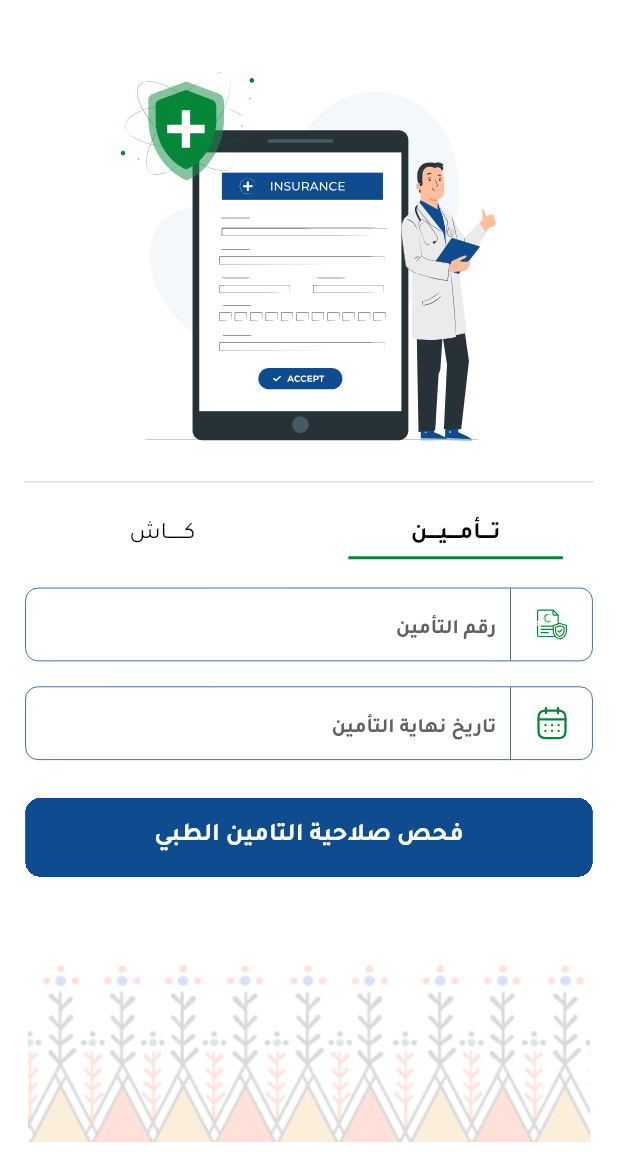
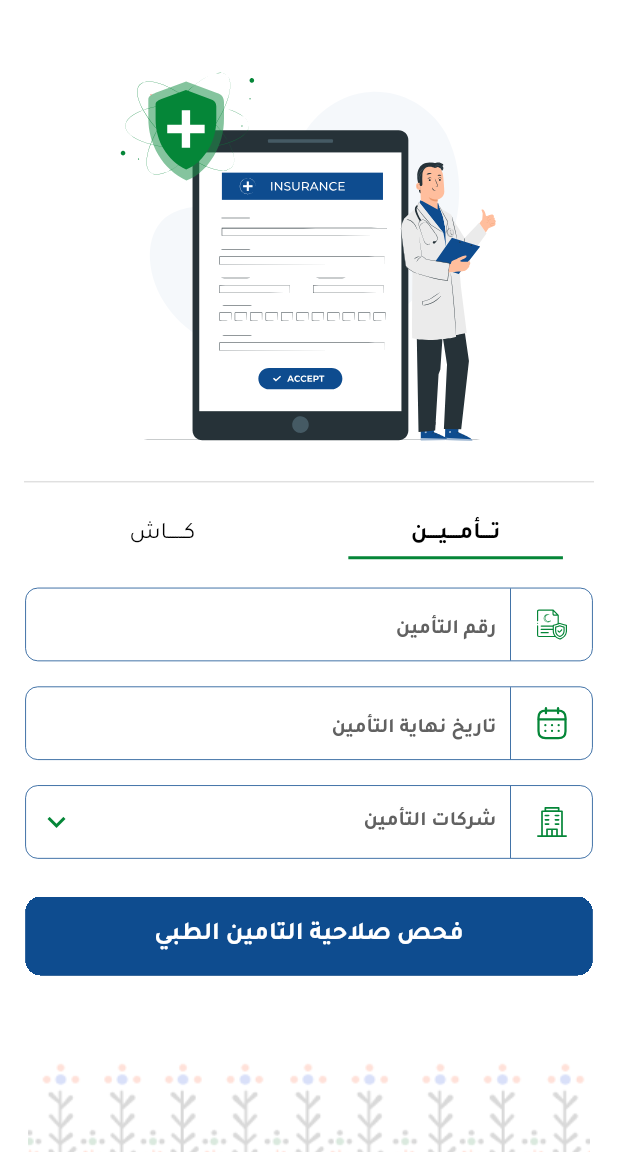
Before and after one commit to HodaTabasi/aphaa, a Flutter app: the CreateAccountNext screen opened by its route, on a phone screen of 412 x 824 dp, the part 84-1236 px from its top. Run offline on Flutter 3.47's test engine with Material 2 defaults, Android fonts, the phone set to English and light mode, and no system bars; our stand-ins replace another_flushbar, avatar_glow, firebase_auth, firebase_core, flutter_calendar_carousel, flutter_screenutil and 6 more; accounts and stored records are empty; generated files the repository leaves out were written again.

Commit message:
new user

```diff
--- /dev/null
+++ b/lib/firebase/fb_auth_controller.dart
@@ -0,0 +1,5 @@
+import 'package:firebase_auth/firebase_auth.dart';
+
+class FireBaseAuthController {
+  FirebaseAuth fbAuth = FirebaseAuth.instance;
+}
--- /dev/null
+++ b/lib/general/dropdown_item_insurance.dart
@@ -0,0 +1,99 @@
+import 'package:aphaa_app/get/new_account_getx_controller.dart';
+import 'package:flutter/material.dart';
+import 'package:flutter_screenutil/flutter_screenutil.dart';
+import 'package:flutter_svg/svg.dart';
+
+import '../model/Clinic.dart';
+
+class DropDownInsuranceItem extends StatefulWidget {
+  List<String> myData;
+  String iconName;
+  String dropValue;
+  int? dropIntValue;
+
+  DropDownInsuranceItem(this.myData,this.iconName,this.dropValue, {this.dropIntValue});
+
+  @override
+  State<DropDownInsuranceItem> createState() => _DropDownItenState();
+}
+
+class _DropDownItenState extends State<DropDownInsuranceItem> {
+  String? global;
+  @override
+  Widget build(BuildContext context) {
+    return Container(
+      margin:  EdgeInsets.symmetric(horizontal: 16.r,vertical: 8.r),
+      decoration: BoxDecoration(
+        border: Border.all(color: Color(0xff0E4C8F),width: 0.5.w),
+        borderRadius: BorderRadius.circular(8.r),
+      ),
+      child: IntrinsicHeight(
+        child: Row(
+          mainAxisAlignment: MainAxisAlignment.spaceBetween,
+          children: [
+            Padding(
+              padding:  EdgeInsets.symmetric(horizontal: 14.0.r),
+              child:   SvgPicture.asset(
+                  widget.iconName,
+                  semanticsLabel: 'Acme Logo'
+              ),
+            ),
+             VerticalDivider(
+                width:2.w,
+                thickness:0.5.w,
+                color:Color(0xff0E4C8F)
+            ),
+            Expanded(
+              child: Padding(
+                padding:  EdgeInsets.symmetric(horizontal: 8.0.r),
+                child: DropdownButton<String>(
+                  isExpanded: true,
+                  underline: SizedBox(),
+                  hint: Text(
+                    widget.dropValue,
+                    style: TextStyle(
+                      color: Colors.grey.shade700,
+                      fontSize: 13.sp,
+                      fontFamily: 'Tajawal',
+                      fontWeight: FontWeight.bold,
+                    ),
+                  ),
+                  onChanged: (val) {
+                    setState(() {
+                      global = val!;
+                      NewAccountGetxController.to.companyName = val;
+                      // NewAccountGetxController.to.changeDropDownValue(val, widget.dropIntValue) ;
+                      setState(() {
+                      });
+                    });
+                  },
+                  value: global,
+                  // value: dropdownValue,
+                  items: widget.myData.map((String value) {
+                    return new DropdownMenuItem<String>(
+                      value: value,
+                      child: Text(
+                          value,
+                          style:  TextStyle(
+                            color: Colors.grey.shade700,
+                            fontSize: 13.sp,
+                            fontFamily: 'Tajawal',
+                            fontWeight: FontWeight.bold,
+                          )
+                      ),
+                    );
+                  }).toList(),
+                  icon: Icon(
+                    Icons.keyboard_arrow_down,
+                    color: Color(0xff058638),
+                  ),
+
+                ),
+              ),
+            ),
+          ],
+        ),
+      ),
+    );
+  }
+}
--- a/lib/main.dart
+++ b/lib/main.dart
@@ -2,6 +2,7 @@ import 'package:aphaa_app/get/new_account_getx_controller.dart';
 import 'package:aphaa_app/get/quick_service_getx_controller.dart';
 import 'package:aphaa_app/preferences/shared_pref_controller.dart';
 import 'package:aphaa_app/screens/splach/screen_2_splash.dart';
+import 'package:firebase_core/firebase_core.dart';
 import 'package:flutter_localizations/flutter_localizations.dart';
 import 'package:flutter_gen/gen_l10n/app_localizations.dart';
 import 'package:flutter/material.dart';
@@ -11,10 +12,14 @@ import 'package:get/get.dart';
 import 'get/language_getx_controller.dart';
 import 'helper/constant.dart';
 import 'helper/routes.dart';
+import 'firebase_options.dart';
 
 void main() async {
   WidgetsFlutterBinding.ensureInitialized();
   await SharedPrefController().initPref();
+  await Firebase.initializeApp(
+        options: DefaultFirebaseOptions.currentPlatform,
+      );
   runApp(MyApp());
 }
 
--- /dev/null
+++ b/lib/model/Eligibility.dart
@@ -0,0 +1,33 @@
+class Eligibility {
+  String? patientCode;
+  String? patientName;
+  String? patientMOB;
+  String? isEligibility;
+
+  Eligibility(
+      {this.patientCode,
+        this.patientName,
+        this.patientMOB,
+        this.isEligibility});
+
+  Eligibility.fromJson(Map<String, dynamic> json) {
+    patientCode = json['patientCode'];
+    patientName = json['patientName'];
+    patientMOB = json['patientMOB'];
+    isEligibility = json['IsEligibility'];
+  }
+
+  Map<String, dynamic> toJson() {
+    final Map<String, dynamic> data = new Map<String, dynamic>();
+    data['patientCode'] = this.patientCode;
+    data['patientName'] = this.patientName;
+    data['patientMOB'] = this.patientMOB;
+    data['IsEligibility'] = this.isEligibility;
+    return data;
+  }
+
+  @override
+  String toString() {
+    return 'Eligibility{patientCode: $patientCode, patientName: $patientName, patientMOB: $patientMOB, isEligibility: $isEligibility}';
+  }
+}
--- a/lib/model/Patient.dart
+++ b/lib/model/Patient.dart
@@ -19,6 +19,7 @@ class Patient {
   String? token;
   String? name;
   String? Employer;
+  String? p_code;
 
   Patient();
 
@@ -54,6 +55,7 @@ class Patient {
     this.insuranceNumber,
     this.insuranceDate,
     this.insuranceName,
+    this.p_code
   });
 
   Patient.fromJson(Map<String, dynamic> json) {
@@ -94,6 +96,7 @@ class Patient {
     data['insurance_name'] = this.insuranceName;
     data['password'] = this.password;
     data['password_confirm'] = this.password;
+    data['p_code'] = this.p_code;
     return data;
   }
   Map<String, dynamic> cashToJson() {
@@ -136,6 +139,6 @@ class Patient {
 
 @override
 String toString() {
-  return 'Patient{firstName: $firstName, secondName: $secondName, thirdName: $thirdName, lastName: $lastName, mobile: $mobile, email: $email, patientType: $Employer}';
+  return 'Patient{firstName: $firstName, secondName: $secondName, thirdName: $thirdName, lastName: $lastName, mobile: $mobile, email: $email, patientType: $patientType, id:$identityNumber}';
 }
 }
--- a/lib/preferences/shared_pref_controller.dart
+++ b/lib/preferences/shared_pref_controller.dart
@@ -80,6 +80,10 @@ class SharedPrefController {
     return null;
   }
 
+  setValuePCode({required String pCode}) async {
+    await _sharedPreferences.setString("p_code", pCode);
+  }
+
   Future<bool> changeLanguage({required String language}) async {
     return _sharedPreferences.setString(PrefKeys.lang.name, language);
   }
--- a/lib/screens/auth/create_account/create_account.dart
+++ b/lib/screens/auth/create_account/create_account.dart
@@ -134,7 +134,6 @@ class _CreateAccountState extends State<CreateAccount> with Helpers {
         _pRepassword.text.isNotEmpty &&
         _pID.text.isNotEmpty) {
       if (_pName.text.split(" ").length < 4) {
-        print("object");
         showSnackBar(context, message: 'اكتب الاسم رباعي', error: true);
         return false;
       }
--- a/lib/screens/auth/create_account/create_account_next.dart
+++ b/lib/screens/auth/create_account/create_account_next.dart
@@ -1,4 +1,6 @@
+import 'package:aphaa_app/api/controllers/hospital_controller.dart';
 import 'package:aphaa_app/get/new_account_getx_controller.dart';
+import 'package:aphaa_app/model/Eligibility.dart';
 import 'package:aphaa_app/screens/drawer_screens/buttom_navication.dart';
 import 'package:aphaa_app/screens/main_screens/done_login/done_screen.dart';
 import 'package:flutter/material.dart';
@@ -10,10 +12,12 @@ import 'package:flutter_svg/flutter_svg.dart';
 import '../../../api/controllers/auth_api_controller.dart';
 import '../../../general/btn_layout.dart';
 import '../../../general/dropdown_item.dart';
+import '../../../general/dropdown_item_insurance.dart';
 import '../../../general/edittext_item.dart';
 
 import 'package:aphaa_app/helper/helpers.dart';
 import '../../../model/api_response.dart';
+import '../../../preferences/shared_pref_controller.dart';
 import '../../drawer_screens/home_screen/home_screen.dart';
 
 class CreateAccountNext extends StatefulWidget {
@@ -211,12 +215,12 @@ class _CreateAccountNextState extends State<CreateAccountNext>
                         AppLocalizations.of(context)!.insurance_end_date,
                         controler: insurance_date, b: false),
                   ),
-                  // DropDownItem(
-                  //   ["شركة1", "شركة2", "شركة3"],
-                  //   'assets/images/company.svg',
-                  //   AppLocalizations.of(context)!.insurance_companies,
-                  //   dropIntValue: 1,
-                  // ),
+                  DropDownInsuranceItem(
+                    ["شركة1", "شركة2", "شركة3"],
+                    'assets/images/company.svg',
+                    AppLocalizations.of(context)!.insurance_companies,
+                    dropIntValue: 1,
+                  ),
                   BtnLayout(
                       AppLocalizations.of(context)!
                           .medical_insurance_validity_check,
@@ -264,7 +268,21 @@ class _CreateAccountNextState extends State<CreateAccountNext>
 
   Future<void> _performRegister() async {
     if (_checkData()) {
+      if (payType == "insurance") {
+        await checkEligibility();
+      }else {
+        await _login();
+      }
+    }
+  }
+  checkEligibility() async {
+    Eligibility? eligibility = await HospitalApiController().getPtElg(patientId: insurance_number.text);
+    if(eligibility!.patientCode!.isNotEmpty){
+      NewAccountGetxController.to.patient.p_code = eligibility.patientCode;
+      print(eligibility);
       await _login();
+    }else {
+      showSnackBar2(context, message: 'رقم  التأمين الذي أدخلته خاطئ ، قم باستكمال التسجيل إلى كاش ، ومن تم تسجيل الدخول للتطبيق', error: true);
     }
   }
 
@@ -301,7 +319,9 @@ class _CreateAccountNextState extends State<CreateAccountNext>
     // print(NewAccountGetxController.to.patient.insuranceDate);
     ApiResponse apiResponse = await AuthApiController()
         .register(student: NewAccountGetxController.to.patient,flag: flag);
+
     if (apiResponse.success) {
+      SharedPrefController().setValuePCode(pCode: NewAccountGetxController.to.patient.p_code!);
       Navigator.pop(context);
       Navigator.pushReplacementNamed(context, ButtomNavigations.routeName);
     } else {
--- a/pubspec.yaml
+++ b/pubspec.yaml
@@ -46,6 +46,9 @@ dependencies:
   video_player: ^2.4.7
   http: ^0.13.4
   image_picker: ^0.8.5+3
+  firebase_core: ^1.23.0
+  firebase_auth: ^3.10.0
+  another_flushbar: ^1.12.29
 #  flutter_downloader: ^1.8.4
 #  animated_bottom_navigation_bar: ^1.1.0
 #  path_drawing: "^1.0.0"
```
Also changed, not shown: lib/api/controllers/hospital_controller.dart (+12 -6 lines), lib/helper/helpers.dart (+31 -0 lines), pubspec.lock, 1 other file.
